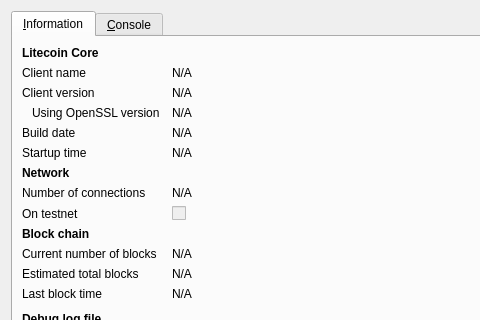
First picture: the form in src/qt/forms/rpcconsole.ui, repository mp2apps/pesetacoin-master, before the edit; both pictures show x 0 to 480 and y 0 to 320 of the 740 by 450 pixel window.
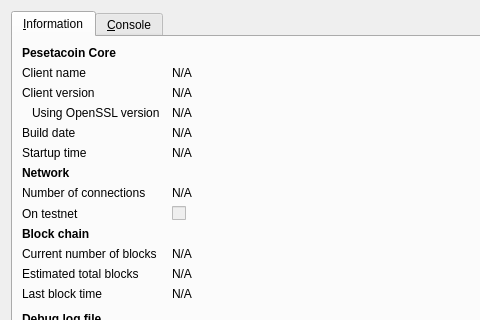
Second picture: the form after the edit. Icons and pictures are not drawn.

The edit to the form file:
```diff
--- a/src/qt/forms/rpcconsole.ui
+++ b/src/qt/forms/rpcconsole.ui
@@ -36,7 +36,7 @@
           </font>
          </property>
          <property name="text">
-          <string>Litecoin Core</string>
+          <string>Pesetacoin Core</string>
          </property>
         </widget>
        </item>
```
Left out of the diff: 6 changed lines with no effect on the pictures.
